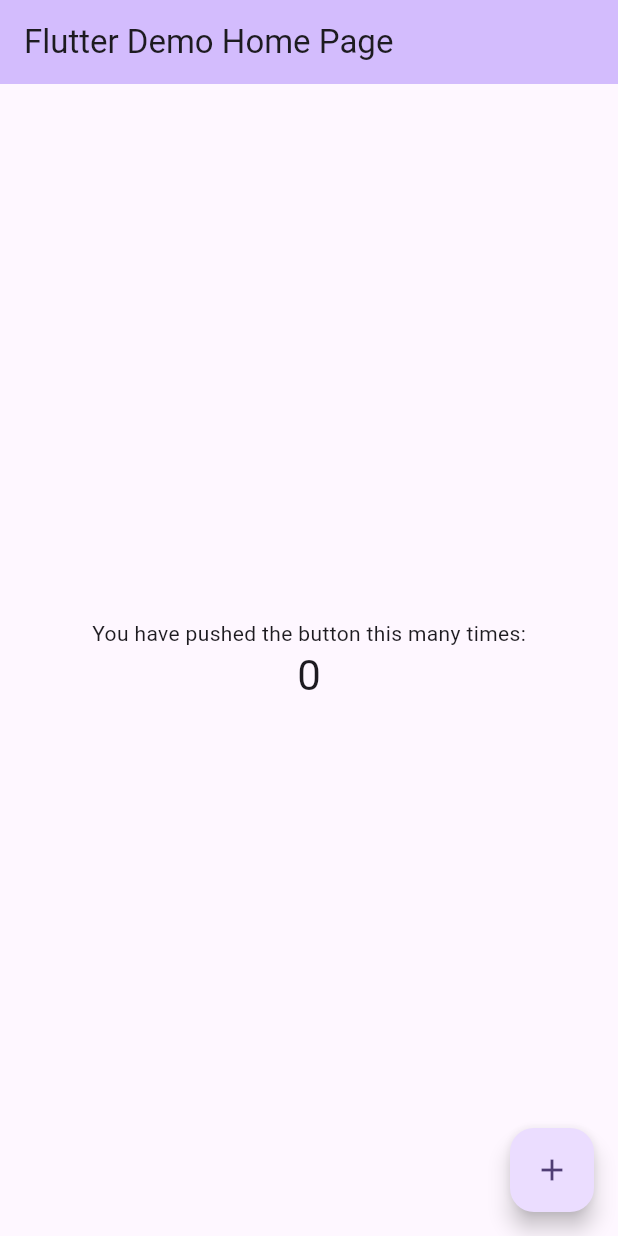
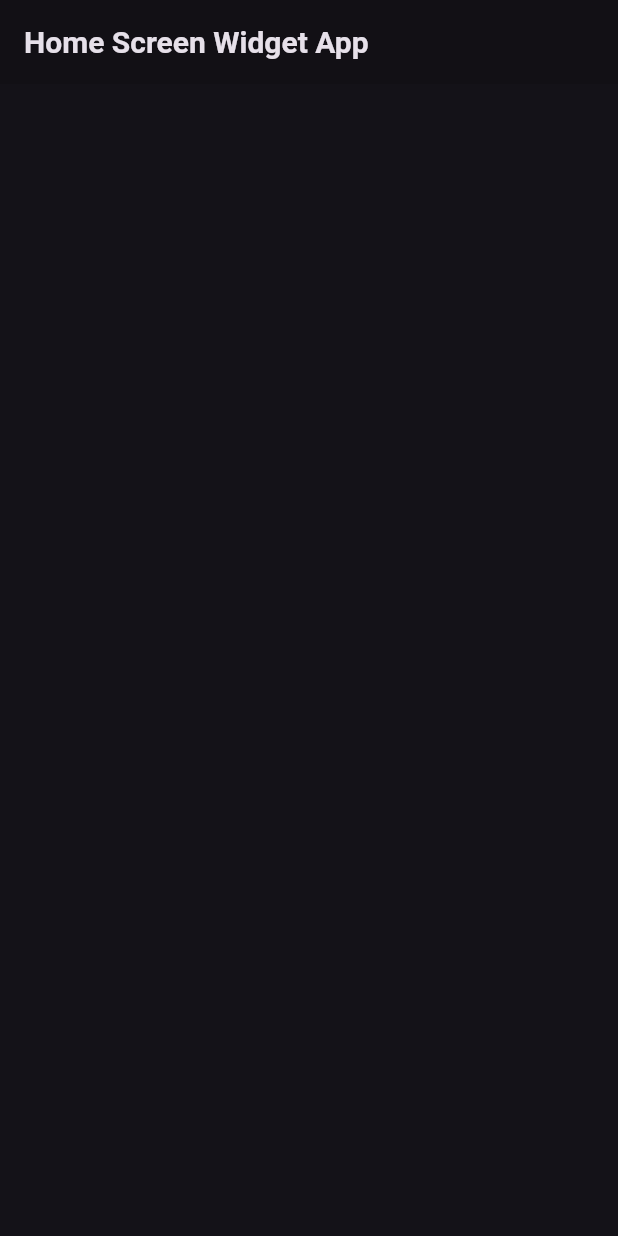
Before and after one commit to EslamKamel89/home_widget, a Flutter app: the screen it shows after launch, on a phone screen of 412 x 824 dp. Run offline on Flutter 3.47's test engine with Material 3 defaults, Android fonts, the phone set to English and light mode, and no system bars.

Commit message:
Refactor main app structure and add HomePage widget

```diff
--- a/lib/main.dart
+++ b/lib/main.dart
@@ -1,4 +1,5 @@
 import 'package:flutter/material.dart';
+import 'package:home_widget/presentations/screen/home_page.dart';
 
 void main() {
   runApp(const MyApp());
@@ -9,50 +10,6 @@ class MyApp extends StatelessWidget {
 
   @override
   Widget build(BuildContext context) {
-    return MaterialApp(
-      title: 'Flutter Demo',
-      theme: ThemeData(colorScheme: ColorScheme.fromSeed(seedColor: Colors.deepPurple)),
-      home: const MyHomePage(title: 'Flutter Demo Home Page'),
-    );
+    return MaterialApp(title: 'Flutter Demo', theme: ThemeData.dark(), home: const HomePage());
   }
 }
-
-class MyHomePage extends StatefulWidget {
-  const MyHomePage({super.key, required this.title});
-
-  final String title;
-
-  @override
-  State<MyHomePage> createState() => _MyHomePageState();
-}
-
-class _MyHomePageState extends State<MyHomePage> {
-  int _counter = 0;
-
-  void _incrementCounter() {
-    setState(() {
-      _counter++;
-    });
-  }
-
-  @override
-  Widget build(BuildContext context) {
-    return Scaffold(
-      appBar: AppBar(backgroundColor: Theme.of(context).colorScheme.inversePrimary, title: Text(widget.title)),
-      body: Center(
-        child: Column(
-          mainAxisAlignment: MainAxisAlignment.center,
-          children: <Widget>[
-            const Text('You have pushed the button this many times:'),
-            Text('$_counter', style: Theme.of(context).textTheme.headlineMedium),
-          ],
-        ),
-      ),
-      floatingActionButton: FloatingActionButton(
-        onPressed: _incrementCounter,
-        tooltip: 'Increment',
-        child: const Icon(Icons.add),
-      ),
-    );
-  }
-}
--- /dev/null
+++ b/lib/presentations/screen/home_page.dart
@@ -0,0 +1,20 @@
+import 'package:flutter/material.dart';
+
+class HomePage extends StatefulWidget {
+  const HomePage({super.key});
+
+  @override
+  State<HomePage> createState() => _HomePageState();
+}
+
+class _HomePageState extends State<HomePage> {
+  @override
+  Widget build(BuildContext context) {
+    return Scaffold(
+      appBar: AppBar(
+        backgroundColor: Colors.black12,
+        title: Text('Home Screen Widget App', style: TextStyle(fontWeight: FontWeight.bold, fontSize: 20)),
+      ),
+    );
+  }
+}
```
